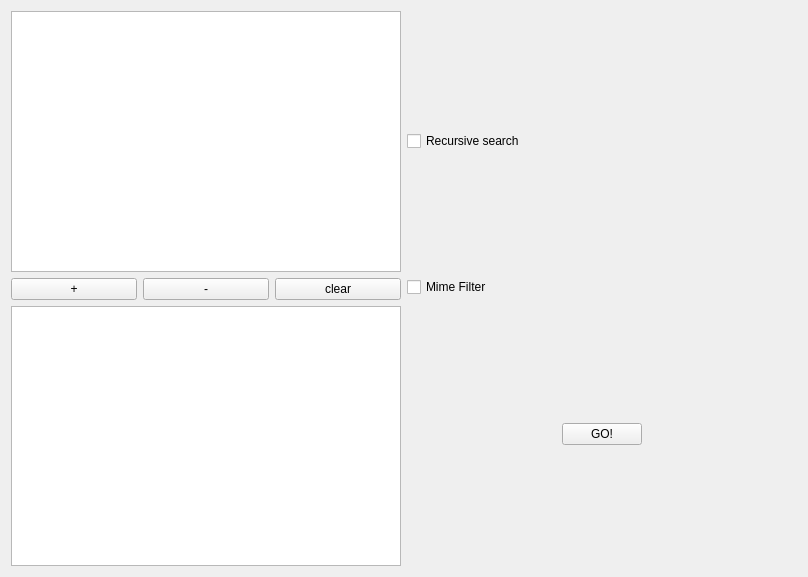
The window that krbkacd/work_page.ui (rbbrnc/krbkACD) describes before a commit, drawn with Qt 5.
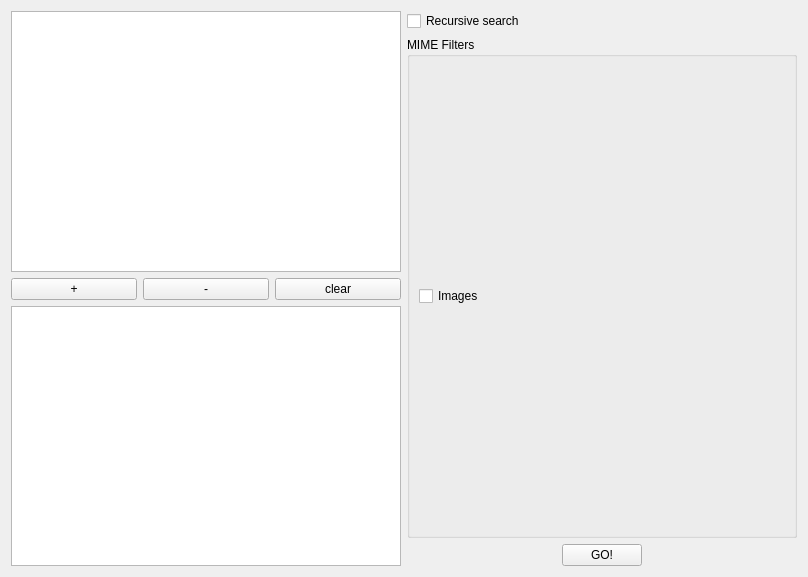
The same window after the commit.

Commit message: Missing from last commit

```diff
--- a/krbkacd/work_page.ui
+++ b/krbkacd/work_page.ui
@@ -56,10 +56,19 @@
       </widget>
      </item>
      <item>
-      <widget class="QCheckBox" name="mimeFilter">
-       <property name="text">
-        <string>Mime Filter</string>
+      <widget class="QGroupBox" name="groupBox">
+       <property name="title">
+        <string>MIME Filters</string>
        </property>
+       <layout class="QGridLayout" name="gridLayout">
+        <item row="0" column="0">
+         <widget class="QCheckBox" name="mimeFilterImages">
+          <property name="text">
+           <string>Images</string>
+          </property>
+         </widget>
+        </item>
+       </layout>
       </widget>
      </item>
      <item>
```
